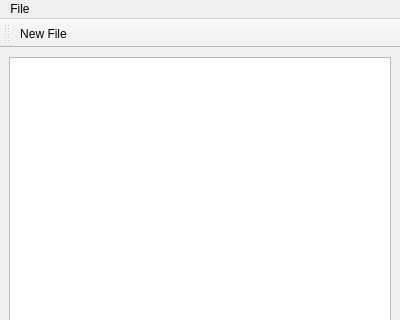
threezinedine/robotics-programming-platform, file editor/assets/uis/project_main_window.ui: the form before one commit; both pictures show x 0 to 400 and y 0 to 320 of the 400 by 471 pixel window.
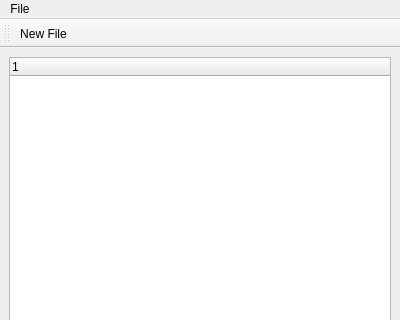
The form after the commit. Icons and pictures are not drawn. Custom widgets are drawn as their Qt base class.

The edit to the form file:
```diff
--- a/editor/assets/uis/project_main_window.ui
+++ b/editor/assets/uis/project_main_window.ui
@@ -158,7 +158,7 @@
  <customwidgets>
   <customwidget>
    <class>ProjectStructureWidget</class>
-   <extends>QListWidget</extends>
+   <extends>QTreeWidget</extends>
    <header>components/list_widgets/project_structure_widget/view.h</header>
   </customwidget>
  </customwidgets>
```
